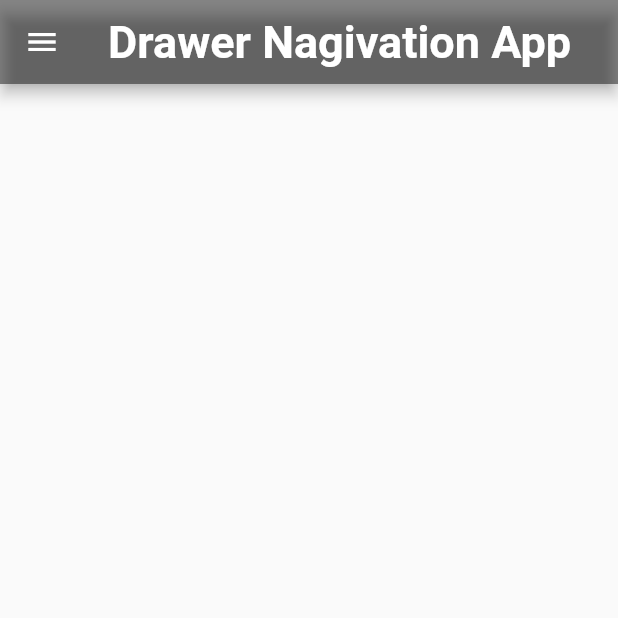
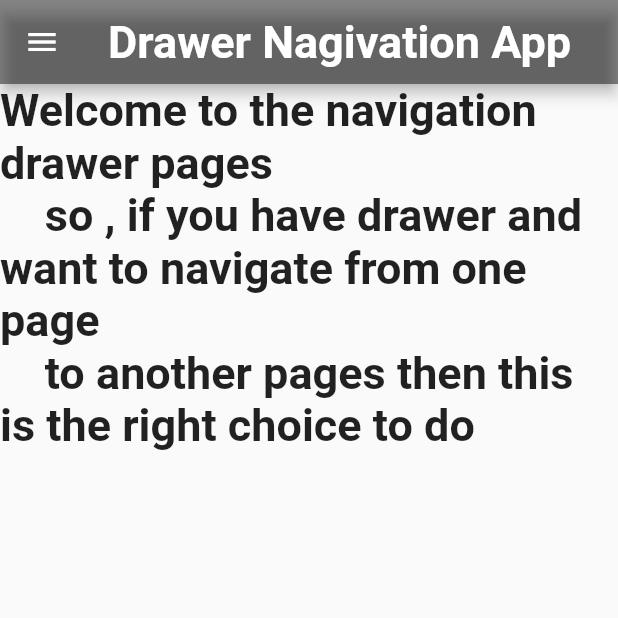
Before and after one commit to Sunil-731820/flutter_navigation_drawer_app, a Flutter app: the screen it shows after launch, on a phone screen of 412 x 824 dp, the top half of it. Run offline on Flutter 3.47's test engine with Material 2 defaults, Android fonts, the phone set to English and light mode, and no system bars.

Commit message:
again updated the contents

```diff
--- a/lib/homepage.dart
+++ b/lib/homepage.dart
@@ -5,6 +5,9 @@ class HomePage extends StatelessWidget {
 
   @override
   Widget build(BuildContext context) {
+    String text1 = """Welcome to the navigation drawer pages\t
+    so , if you have drawer and want to navigate from one page\t
+    to another pages then this is the right choice to do""";
     return Scaffold(
       appBar: AppBar(
         title: Text(
@@ -12,6 +15,13 @@ class HomePage extends StatelessWidget {
           style: TextStyle(fontSize: 30, fontWeight: FontWeight.bold),
         ),
         backgroundColor: Colors.black45,
+      ),
+      body: Text(
+        text1,
+        style: TextStyle(
+          fontSize: 30,
+          fontWeight: FontWeight.bold,
+        ),
       ),
       drawer: Drawer(
         child: ListView(
```
